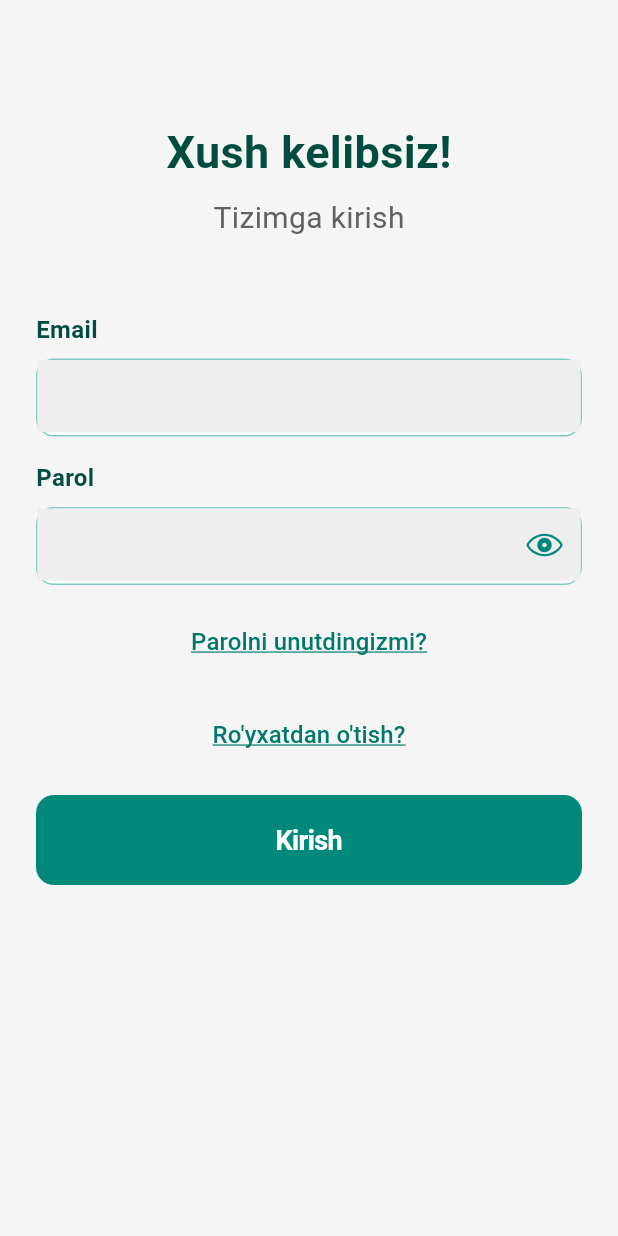
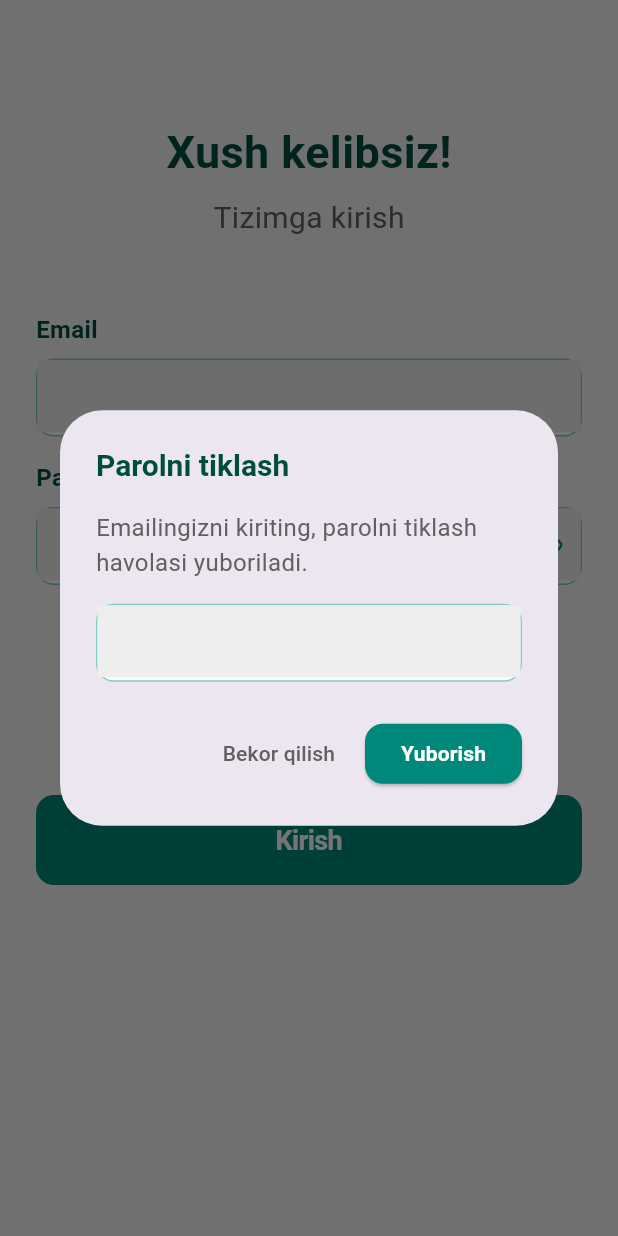
Before and after one commit to Ibroximfd/aeronavigatsiya, a Flutter app: the AuthGate screen opened directly, after a tap on "Student sifatida kirish", after a tap on "Parolni unutdingizmi?", on a phone screen of 412 x 824 dp. Run offline on Flutter 3.47's test engine with Material 3 defaults, Android fonts, the phone set to English and light mode, and no system bars; our stand-ins replace bloc, cloud_firestore, equatable, firebase_auth, firebase_core, firebase_storage and 9 more; missing offline and left inert: flutter_quill; accounts and stored records are empty.

Commit message:
Konfliktlar hal qilindi va main yangilandi

```diff
--- a/lib/presentation/teachers/bloc/auth/auth_event.dart
+++ b/lib/presentation/teachers/bloc/auth/auth_event.dart
@@ -36,4 +36,9 @@ class RegisterRequested extends AuthEvent {
 
 class LogOutEvent extends AuthEvent {}
 
+class ResetPasswordRequested extends AuthEvent {
+  final String email;
+  const ResetPasswordRequested(this.email);
+}
+
 class DeleteAccountEvent extends AuthEvent {}
--- a/lib/presentation/teachers/bloc/auth/auth_state.dart
+++ b/lib/presentation/teachers/bloc/auth/auth_state.dart
@@ -37,4 +37,9 @@ class AuthFailure extends AuthState {
 
 class AuthLoggedOut extends AuthState {}
 
+class AuthPasswordReset extends AuthState {
+  final String message;
+  const AuthPasswordReset(this.message);
+}
+
 class AuthDeleted extends AuthState {}
--- a/lib/presentation/teachers/screens/auth/login_page.dart
+++ b/lib/presentation/teachers/screens/auth/login_page.dart
@@ -1,5 +1,3 @@
-// ignore_for_file: deprecated_member_use
-
 import 'package:aeronavigatsiya/core/widgets/custom_textfield.dart';
 import 'package:aeronavigatsiya/presentation/students/student_home/student_home_page.dart';
 import 'package:aeronavigatsiya/presentation/teachers/bloc/auth/auth_bloc.dart';
@@ -22,18 +20,95 @@ class LoginPage extends StatefulWidget {
 class _LoginPageState extends State<LoginPage> {
   final emailController = TextEditingController();
   final passwordController = TextEditingController();
+  final resetEmailController = TextEditingController();
   bool _isPasswordVisible = false;
+
+  void _showResetPasswordDialog() {
+    showDialog(
+      context: context,
+      builder: (context) => AlertDialog(
+        title: Text(
+          "Parolni tiklash",
+          style: GoogleFonts.roboto(
+            fontSize: 20,
+            fontWeight: FontWeight.w600,
+            color: Colors.teal.shade900,
+          ),
+        ),
+        content: Column(
+          mainAxisSize: MainAxisSize.min,
+          children: [
+            Text(
+              "Emailingizni kiriting, parolni tiklash havolasi yuboriladi.",
+              style: GoogleFonts.roboto(
+                fontSize: 16,
+                color: Colors.grey.shade700,
+              ),
+            ),
+            const SizedBox(height: 16),
+            Container(
+              decoration: BoxDecoration(
+                color: Colors.white,
+                borderRadius: BorderRadius.circular(12),
+                border: Border.all(color: Colors.teal.shade200, width: 1),
+              ),
+              child: CostumTextField(
+                height: 50,
+                controller: resetEmailController,
+              ),
+            ),
+          ],
+        ),
+        actions: [
+          TextButton(
+            onPressed: () => Navigator.pop(context),
+            child: Text(
+              "Bekor qilish",
+              style: GoogleFonts.roboto(color: Colors.grey.shade700),
+            ),
+          ),
+          ElevatedButton(
+            style: ElevatedButton.styleFrom(
+              backgroundColor: Colors.teal.shade600,
+              shape: RoundedRectangleBorder(
+                borderRadius: BorderRadius.circular(12),
+              ),
+            ),
+            onPressed: () {
+              final email = resetEmailController.text.trim();
+              if (email.isEmpty) {
+                ScaffoldMessenger.of(context).showSnackBar(
+                  SnackBar(
+                    content: const Text("Email manzilini kiriting."),
+                    backgroundColor: Colors.red.shade400,
+                    behavior: SnackBarBehavior.floating,
+                  ),
+                );
+                return;
+              }
+
+              context.read<AuthBloc>().add(ResetPasswordRequested(email));
+
+              Navigator.pop(context);
+            },
+            child: Text(
+              "Yuborish",
+              style: GoogleFonts.roboto(
+                color: Colors.white,
+                fontWeight: FontWeight.bold,
+              ),
+            ),
+          ),
+        ],
+      ),
+    );
+  }
 
   @override
   Widget build(BuildContext context) {
     return Scaffold(
       backgroundColor: Colors.grey.shade100,
       body: SafeArea(
-        child: Stack(
-          children: [
-            CustomScrollView(
-              slivers: [
-                SliverToBoxAdapter(
         child: Padding(
           padding: const EdgeInsets.symmetric(horizontal: 24),
           child: BlocConsumer<AuthBloc, AuthState>(
@@ -50,7 +125,6 @@ class _LoginPageState extends State<LoginPage> {
                   ),
                 );
 
-                          // === Role-based navigatsiya ===
                 if (state.role == 'teacher') {
                   Navigator.pushAndRemoveUntil(
                     context,
@@ -73,6 +147,17 @@ class _LoginPageState extends State<LoginPage> {
                   SnackBar(
                     content: Text(state.message),
                     backgroundColor: Colors.red.shade400,
+                    behavior: SnackBarBehavior.floating,
+                    shape: RoundedRectangleBorder(
+                      borderRadius: BorderRadius.circular(12),
+                    ),
+                  ),
+                );
+              } else if (state is AuthPasswordReset) {
+                ScaffoldMessenger.of(context).showSnackBar(
+                  SnackBar(
+                    content: Text(state.message),
+                    backgroundColor: Colors.teal.shade600,
                     behavior: SnackBarBehavior.floating,
                     shape: RoundedRectangleBorder(
                       borderRadius: BorderRadius.circular(12),
@@ -109,7 +194,6 @@ class _LoginPageState extends State<LoginPage> {
                   ),
                   const SizedBox(height: 48),
 
-                            /// Email field
                   Text(
                     "Email",
                     style: GoogleFonts.roboto(
@@ -123,10 +207,7 @@ class _LoginPageState extends State<LoginPage> {
                     decoration: BoxDecoration(
                       color: Colors.white,
                       borderRadius: BorderRadius.circular(12),
-                                border: Border.all(
-                                  color: Colors.teal.shade200,
-                                  width: 1,
-                                ),
+                      border: Border.all(color: Colors.teal.shade200, width: 1),
                     ),
                     child: CostumTextField(
                       height: 50,
@@ -135,7 +216,6 @@ class _LoginPageState extends State<LoginPage> {
                   ),
                   const SizedBox(height: 16),
 
-                            /// Password field
                   Text(
                     "Parol",
                     style: GoogleFonts.roboto(
@@ -149,10 +229,7 @@ class _LoginPageState extends State<LoginPage> {
                     decoration: BoxDecoration(
                       color: Colors.white,
                       borderRadius: BorderRadius.circular(12),
-                                border: Border.all(
-                                  color: Colors.teal.shade200,
-                                  width: 1,
-                                ),
+                      border: Border.all(color: Colors.teal.shade200, width: 1),
                     ),
                     child: CostumTextField(
                       height: 50,
@@ -175,11 +252,10 @@ class _LoginPageState extends State<LoginPage> {
                   ),
                   const SizedBox(height: 14),
 
-                            /// Forgot password
                   Align(
                     alignment: Alignment.center,
                     child: TextButton(
-                                onPressed: () {},
+                      onPressed: _showResetPasswordDialog,
                       child: Text(
                         "Parolni unutdingizmi?",
                         style: GoogleFonts.roboto(
@@ -193,7 +269,6 @@ class _LoginPageState extends State<LoginPage> {
                   ),
                   const SizedBox(height: 14),
 
-                            /// Register link
                   Align(
                     alignment: Alignment.center,
                     child: TextButton(
@@ -201,7 +276,7 @@ class _LoginPageState extends State<LoginPage> {
                         Navigator.push(
                           context,
                           MaterialPageRoute(
-                                      builder: (context) => RegisterPage(),
+                            builder: (context) => const RegisterPage(),
                           ),
                         );
                       },
@@ -218,7 +293,6 @@ class _LoginPageState extends State<LoginPage> {
                   ),
                   const SizedBox(height: 16),
 
-                            /// Login button
                   Container(
                     height: 60,
                     width: double.infinity,
@@ -252,18 +326,12 @@ class _LoginPageState extends State<LoginPage> {
                             ),
                     ),
                   ),
-                            const SizedBox(height: 40),
                 ],
               );
             },
           ),
         ),
       ),
-              ],
-            ),
-          ],
-        ),
-      ),
     );
   }
 }
```
Also changed, not shown: lib/core/services/auth_service.dart (+35 -0 lines), lib/presentation/teachers/bloc/auth/auth_bloc.dart (+24 -6 lines). Lines whose indentation alone changed are shown as unchanged.
